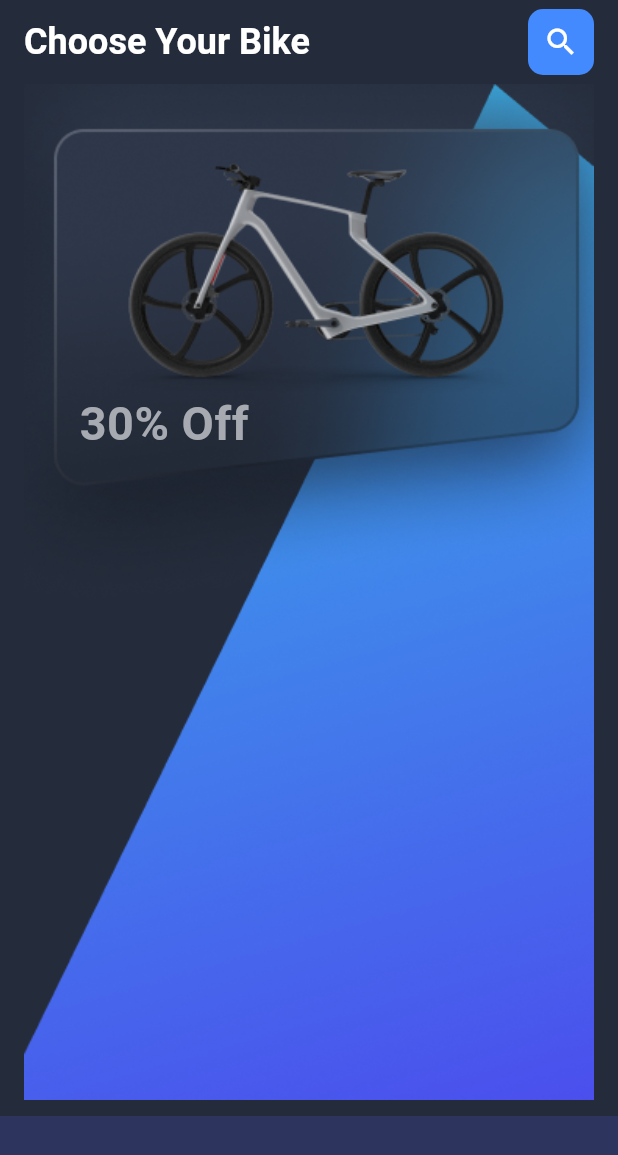
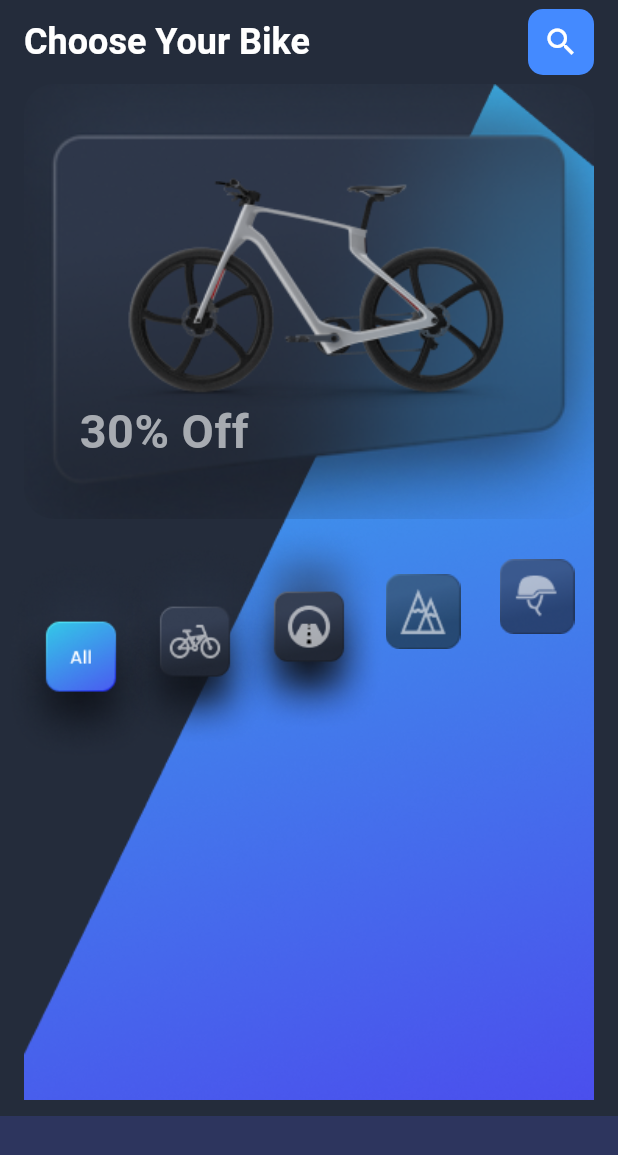
Before and after one commit to tienluan02/online_bicycle_shop, a Flutter app: the screen it shows after launch, on a phone screen of 412 x 824 dp. Shown: the top 1155 px of the screen. Run offline on Flutter 3.47's test engine with Material 3 defaults, Android fonts, the phone set to English and light mode, and no system bars.

Commit message:
cut the images

```diff
--- a/online_bicycle_shop_app/lib/Discover/Discover.dart
+++ b/online_bicycle_shop_app/lib/Discover/Discover.dart
@@ -36,30 +36,34 @@
       body: SafeArea(
         child: Padding(
           padding: EdgeInsets.symmetric(horizontal: 16),
-          child: SingleChildScrollView(
+          child: Stack(
+            children: [
+              Image.asset(
+                'images/Rectangle 474.png',
+                fit: BoxFit.cover,
+              ),
+              SingleChildScrollView(
                 child: Column(
                     crossAxisAlignment: CrossAxisAlignment.start,
                     children: [
                       Stack(
                         children: [
-                    Image.asset('images/Rectangle 474.png'),
-                    Positioned(
-                      top: -50,
-                      child: Container(
+                          Container(
                             decoration: BoxDecoration(
                               color: Colors.transparent,
                               borderRadius: BorderRadius.circular(20),
                             ),
                             child: ClipRRect(
+                              borderRadius: BorderRadius.circular(20),
                               child: Image.asset(
-                            'images/background.png',
+                                'images/backgroundcutted.png',
                                 fit: BoxFit.cover,
-                          ),
+                                width: double.infinity,
                               ),
                             ),
                           ),
                           Positioned(
-                      top: 90,
+                            top: 100,
                             left: 120,
                             child: Transform.scale(
                               scale: 2.2,
@@ -71,7 +75,7 @@
                             ),
                           ),
                           Positioned(
-                      top: 210,
+                            top: 215,
                             left: 50,
                             child: Transform.scale(
                               scale: 1.3,
@@ -87,31 +91,57 @@
                           ),
                         ],
                       ),
-                Positioned(
-                  bottom:2000,
+                      Container(
                         child: Row(
-                    children: [
-                      Buttons(
-                        scale: 1,
+                          children: [Expanded(
+                              child: Transform.translate(
+                                offset: Offset(0, 40), // Shift the first button down
+                                child: Buttons(
+                                  scale: 1.35,
                                   path: 'images/Allbutton.png',
                                 ),
-                      Buttons(
-                        scale: 0.5,
+                              ),
+                            ), Expanded(
+                              child: Transform.translate(
+                                offset: Offset(0, 30), // Shift the second button up slightly
+                                child: Buttons(
+                                  scale: 1.35,
                                   path: 'images/BikeButton.png',
                                 ),
-                      // Buttons(
-                      //   scale: 1,
-                      //   path: 'images/Road.png',
-                      // ),
-                      // Buttons(
-                      //     scale: 1,
-                      //     path: 'images/Mountain.png'),
-                      // Buttons(
-                      //     scale: 1,
-                      //     path: 'images/HelmetButton.png'),
+                              ),
+                            ),
+                            Expanded(
+                              child: Transform.translate(
+                                offset: Offset(0, 20), // Shift the third button up more
+                                child: Buttons(
+                                  scale: 1.35,
+                                  path: 'images/Road.png',
+                                ),
+                              ),
+                            ),
+                            Expanded(
+                              child: Transform.translate(
+                                offset: Offset(0, 10), // Shift the fourth button up even more
+                                child: Buttons(
+                                  scale: 1,
+                                  path: 'images/Mountain.png',
+                                ),
+                              ),
+                            ),
+                            Expanded(
+                              child: Transform.translate(
+                                offset: Offset(0, 0), // No shift for the fifth button
+                                child: Buttons(
+                                  scale: 1,
+                                  path: 'images/HelmetButton.png',
+                                ),
+                              ),
+                            ),
                           ],
                         ),
                       ),
+
+                    ]
                     // Stack(
                     //   children: [
                     //     BackGround(
@@ -206,8 +236,10 @@
                     //     ),
                     //   ],
                     // ),
+
+                    ),
+              ),
             ],
-            ),
           ),
         ),
       ),
@@ -218,18 +250,18 @@
         // child: SafeArea(
         //   child: BottomNavigationBar(
         //     items: [
-        //       BottomNavigationBarItem(
-        //         icon: Icon(Icons.directions_bike),
-        //         label: '',
-        //       ),
-        //       BottomNavigationBarItem(
-        //         icon: Icon(Icons.map),
-        //         label: '',
-        //       ),
-        //       BottomNavigationBarItem(
-        //         icon: Icon(Icons.shopping_cart),
-        //         label: '',
-        //       ),
+        //       // BottomNavigationBarItem(
+        //       //   icon: Icon(Icons.directions_bike),
+        //       //   label: '',
+        //       // ),
+        //       // BottomNavigationBarItem(
+        //       //   icon: Icon(Icons.map),
+        //       //   label: '',
+        //       // ),
+        //       // BottomNavigationBarItem(
+        //       //   icon: Icon(Icons.shopping_cart),
+        //       //   label: '',
+        //       // ),
         //     ],
         //   ),
         // ),
@@ -237,3 +269,25 @@
     );
   }
 }
+
+class RectangleClipper extends CustomClipper<Path> {
+  @override
+  Path getClip(Size size) {
+    final path = Path();
+    double topCut = size.height * 0.15; // Clip out the top 15% of the image
+    double bottomCut =
+        size.height * 0.15; // Clip out the bottom 15% of the image
+
+    // Customize the clip path to match the desired rectangle area
+    path.addRRect(RRect.fromRectAndRadius(
+      Rect.fromLTRB(0, topCut, size.width, size.height - bottomCut),
+      Radius.circular(20),
+    ));
+    return path;
+  }
+
+  @override
+  bool shouldReclip(CustomClipper<Path> oldClipper) {
+    return false;
+  }
+}
```
Also changed, not shown: online_bicycle_shop_app/images/backgroundcutted.png (added). Lines whose indentation alone changed are shown as unchanged.
